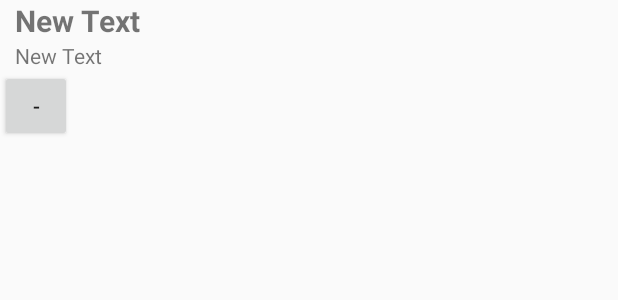
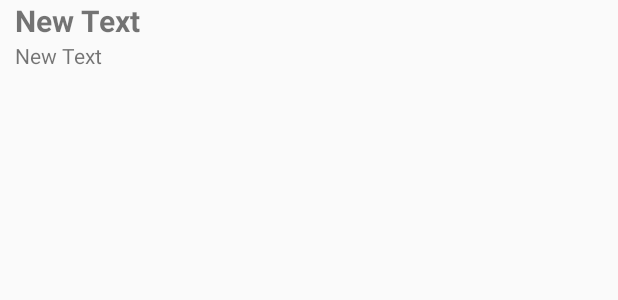
Before and after one commit to rstnewbies/Fiszki, an Android app: the layout item_layout.xml on its own in the app's theme, with its tools: preview values and no code run, on a phone screen of 412 x 824 dp. Shown: the top 300 px of the screen. Run offline under Robolectric (Android 15) with nearby library versions, the phone set to English and light mode, and no system bars.

Commit message:
conception chances

```diff
--- a/app/src/main/java/eu/qm/fiszki/ActivityContainer/ItemAdapter.java
+++ b/app/src/main/java/eu/qm/fiszki/ActivityContainer/ItemAdapter.java
@@ -39,14 +39,14 @@ public class ItemAdapter extends CursorAdapter
     {
         TextView word = (TextView) view.findViewById(R.id.word);
         TextView translation = (TextView) view.findViewById(R.id.translation);
-        Button deleteRowButton = (Button) view.findViewById(R.id.deleteRowButton);
+       // Button deleteRowButton = (Button) view.findViewById(R.id.deleteRowButton);
         //ListView listView = (ListView) view.findViewById(R.id.listView);
 
         final String idString = cursor.getString(cursor.getColumnIndexOrThrow(DBModel.KEY_ROWID));
         String wordString = cursor.getString(cursor.getColumnIndexOrThrow(DBModel.KEY_WORD));
         String translationString = cursor.getString(cursor.getColumnIndexOrThrow(DBModel.KEY_TRANSLATION));
 
-
+/*
         deleteRowButton.setOnClickListener(new View.OnClickListener()
         {
             public void onClick(View v)
@@ -55,7 +55,7 @@ public class ItemAdapter extends CursorAdapter
                 refreshList();
             }
         });
-
+*/
         word.setText(wordString);
         translation.setText(translationString);
     /*
--- a/app/src/main/res/layout-v15/item_layout.xml
+++ b/app/src/main/res/layout-v15/item_layout.xml
@@ -20,12 +20,12 @@
         android:text="New Text"
         android:id="@+id/translation" />
 
-    <Button
+    <!-- <Button
          style="?android:attr/buttonStyleSmall"
          android:layout_width="wrap_content"
          android:layout_height="wrap_content"
          android:text="-"
          android:id="@+id/deleteRowButton"
          android:layout_gravity="left"/>
-
+    -->
  </LinearLayout>
--- a/app/src/main/res/layout-v21/item_layout.xml
+++ b/app/src/main/res/layout-v21/item_layout.xml
@@ -19,7 +19,7 @@
         android:layout_height="wrap_content"
         android:text="New Text"
         android:id="@+id/translation" />
-
+    <!--
         <Button
             style="?android:attr/buttonStyleSmall"
             android:layout_width="wrap_content"
@@ -27,5 +27,5 @@
             android:text="-"
             android:id="@+id/deleteRowButton"
             android:layout_gravity="left"/>
-
+        -->
 </LinearLayout>
--- a/app/src/main/res/layout/item_layout.xml
+++ b/app/src/main/res/layout/item_layout.xml
@@ -20,12 +20,13 @@
             android:text="New Text"
             android:id="@+id/translation" />
 
-        <Button
+    <!-- <Button
          style="?android:attr/buttonStyleSmall"
          android:layout_width="wrap_content"
          android:layout_height="wrap_content"
          android:text="-"
          android:id="@+id/deleteRowButton"
          android:layout_gravity="left"/>
+         -->
 
 </LinearLayout>
```
Lines whose indentation alone changed are shown as unchanged.
